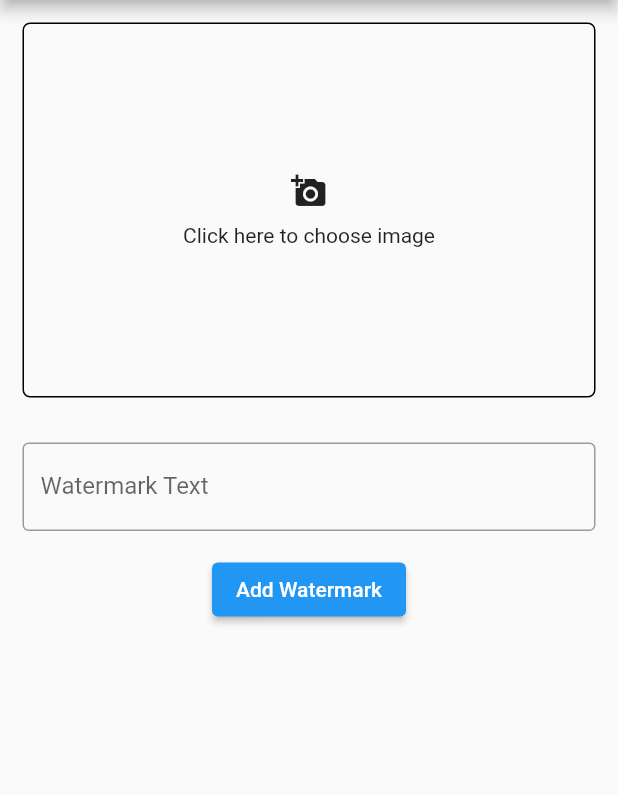
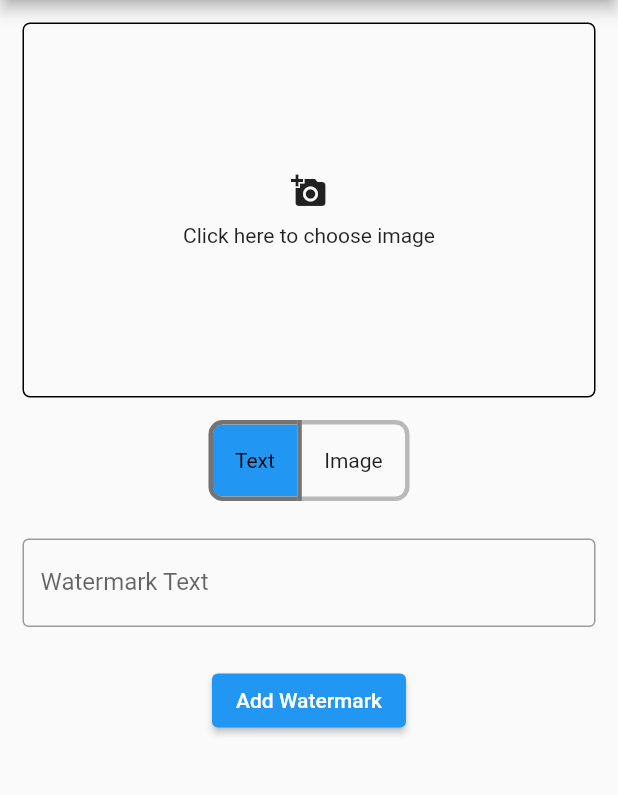
Before and after one commit to saurabh-m-w/image_watermark, a Flutter app: the screen it shows after launch, on a phone screen of 412 x 824 dp, the part 84-879 px from its top. Run offline on Flutter 3.47's test engine with Material 2 defaults, Android fonts, the phone set to English and light mode, and no system bars; our stand-ins replace image_picker.

Commit message:
add image watermark added

```diff
--- a/example/lib/main.dart
+++ b/example/lib/main.dart
@@ -3,6 +3,7 @@ import 'dart:typed_data';
 import 'package:flutter/material.dart';
 import 'package:image_picker/image_picker.dart';
 import 'package:image_watermark/image_watermark.dart';
+//import 'package:example/image_watermark.dart';
 
 void main() {
   runApp(const MyApp());
@@ -33,10 +34,12 @@ class HomeScreen extends StatefulWidget {
 class _HomeScreenState extends State<HomeScreen> {
   final ImagePicker _picker = ImagePicker();
   var imgBytes;
+  var imgBytes2;
   var _image;
   var watermarkedImgBytes;
   bool isLoading = false;
-  String watermarkText = "";
+  String watermarkText = "", imgname = "image not selected";
+  List<bool> textOrImage = [true, false];
 
   pickImage() async {
     XFile? image = await _picker.pickImage(
@@ -50,6 +53,19 @@ class _HomeScreenState extends State<HomeScreen> {
     setState(() {});
   }
 
+  pickImage2() async {
+    XFile? image = await _picker.pickImage(
+      source: ImageSource.gallery,
+    );
+    if (image != null) {
+      _image = image;
+      imgname = image.name;
+      var t = await image.readAsBytes();
+      imgBytes2 = Uint8List.fromList(t);
+    }
+    setState(() {});
+  }
+
   @override
   Widget build(BuildContext context) {
     return Scaffold(
@@ -58,6 +74,9 @@ class _HomeScreenState extends State<HomeScreen> {
       ),
       body: SingleChildScrollView(
         scrollDirection: Axis.vertical,
+        child: Center(
+          child: Container(
+            width: 600,
             child: Column(
               children: [
                 GestureDetector(
@@ -83,7 +102,40 @@ class _HomeScreenState extends State<HomeScreen> {
                           : Image.memory(imgBytes,
                               width: 600, height: 200, fit: BoxFit.fitHeight)),
                 ),
+                ToggleButtons(
+                  fillColor: Colors.blue,
+                  borderRadius: BorderRadius.all(Radius.circular(8)),
+                  borderWidth: 3,
+                  borderColor: Colors.black26,
+                  selectedBorderColor: Colors.black54,
+                  selectedColor: Colors.black,
+                  children: [
                     Padding(
+                      padding: const EdgeInsets.all(8.0),
+                      child: Text(
+                        '  Text  ',
+                      ),
+                    ),
+                    // second toggle button
+                    Padding(
+                        padding: const EdgeInsets.all(8.0),
+                        child: Text(
+                          '  Image  ',
+                        ))
+                  ],
+                  onPressed: (index) {
+                    textOrImage = [false, false];
+                    setState(() {
+                      textOrImage[index] = true;
+                    });
+                  },
+                  isSelected: textOrImage,
+                ),
+                SizedBox(
+                  height: 10,
+                ),
+                textOrImage[0]
+                    ? Padding(
                         padding: EdgeInsets.all(15),
                         child: Container(
                           width: 600,
@@ -98,34 +150,63 @@ class _HomeScreenState extends State<HomeScreen> {
                             ),
                           ),
                         ),
+                      )
+                    : Row(
+                        children: [
+                          ElevatedButton(
+                              onPressed: pickImage2,
+                              child: Text('Select Watermark image')),
+                          Text(imgname)
+                        ],
+                      ),
+                SizedBox(
+                  height: 10,
                 ),
                 ElevatedButton(
                   onPressed: () async {
                     setState(() {
                       isLoading = true;
                     });
-                watermarkedImgBytes = await image_watermark.addTextWatermark(
+                    if (textOrImage[0]) {
+                      watermarkedImgBytes =
+                          await image_watermark.addTextWatermark(
+                        imgBytes,
+
+                        ///image bytes
+                        watermarkText, //watermark text
+                        20, //
+                        30,
+                        color: Colors.black, //default : Colors.white
+                      );
+
+                      /// default : imageWidth/2
+                    } else {
+                      watermarkedImgBytes =
+                          await image_watermark.addImageWatermark(
                               imgBytes, //image bytes
-                    watermarkText, //watermark text
-                    color: Colors.black, //default : Colors.white
-                    dstX: 500, // default : imageWidth/4
-                    dstY: 900); // default : imageWidth/2
+                              imgBytes2,
+                              imgHeight: 200,
+                              imgWidth: 200,
+                              dstY: 400,
+                              dstX: 400);
+                    }
+
                     setState(() {
                       isLoading = false;
                     });
                   },
                   child: Text('Add Watermark'),
                 ),
+                SizedBox(
+                  height: 10,
+                ),
                 isLoading ? CircularProgressIndicator() : Container(),
-            Container(
-              margin: EdgeInsets.all(15),
-              width: 600,
-              height: 250,
-              child: watermarkedImgBytes == null
+                watermarkedImgBytes == null
                     ? Container()
                     : Image.memory(watermarkedImgBytes),
-            )
               ],
+            ),
+          ),
         ),
       ),
     );
--- a/lib/image_watermark.dart
+++ b/lib/image_watermark.dart
@@ -6,11 +6,9 @@ import 'package:image/image.dart' as ui;
 
 class image_watermark {
   static Future<Uint8List> addTextWatermark(
-      Uint8List imgBytes, String watermarktext,
-      {Color color = Colors.black, int dstX = -1, int dstY = -1}) async {
+      Uint8List imgBytes, String watermarktext, int dstX, int dstY,
+      {Color color = Colors.black}) async {
     ui.Image originalImage = ui.decodeImage(imgBytes) as ui.Image;
-    if (dstX == -1) dstX = (originalImage.width / 4).toInt();
-    if (dstY == -1) dstY = (originalImage.height / 2).toInt();
 
     ui.drawString(originalImage, ui.arial_48, dstX, dstY, watermarktext,
         color: color.value);
@@ -19,4 +17,38 @@ class image_watermark {
     Uint8List res = Uint8List.fromList(wmImage);
     return res;
   }
+
+  static Future<Uint8List> addTextWatermarkCentered(
+      Uint8List imgBytes, String watermarktext,
+      {Color color = Colors.black}) async {
+    ui.Image originalImage = ui.decodeImage(imgBytes) as ui.Image;
+
+    ui.drawStringCentered(originalImage, ui.arial_48, watermarktext);
+
+    List<int> wmImage = ui.encodePng(originalImage);
+    Uint8List res = Uint8List.fromList(wmImage);
+    return res;
+  }
+
+  static Future<Uint8List> addImageWatermark(
+      Uint8List imgBytes, Uint8List imgBytes2,
+      {int imgHeight = 100,
+      int imgWidth = 100,
+      int dstX = 100,
+      int dstY = 100}) async {
+    ui.Image originalImage = ui.decodeImage(imgBytes) as ui.Image;
+    ui.Image watermarkImage = ui.decodeImage(imgBytes2) as ui.Image;
+
+    // add watermark over originalImage
+    // initialize width and height of watermark image
+    ui.Image image = ui.Image(imgHeight, imgWidth);
+    ui.drawImage(image, watermarkImage);
+
+    // give position to watermark over image
+    ui.copyInto(originalImage, image, dstX: dstX, dstY: dstY);
+
+    List<int> wmImage = ui.encodePng(originalImage);
+    Uint8List res = Uint8List.fromList(wmImage);
+    return res;
+  }
 }
--- a/pubspec.yaml
+++ b/pubspec.yaml
@@ -1,6 +1,6 @@
 name: image_watermark
-description: A new Flutter project.
-version: 0.0.1
+description: Flutter package to add text or image watermark on image,you can customize the position of watermark and color.
+version: 0.0.3
 homepage: https://github.com/saurabh-m-w/image_watermark
 
 environment:
```
Also changed, not shown: 5 other files. Lines whose indentation alone changed are shown as unchanged.
